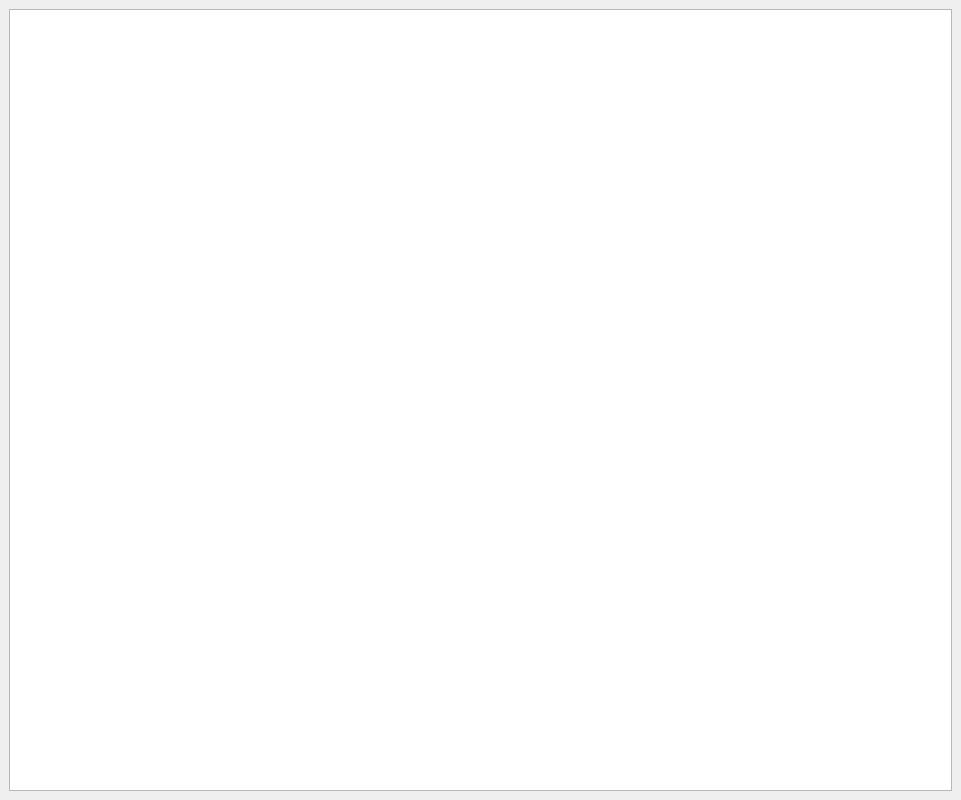
The window that mainwindow.ui (Nooby54/Practica6-InformaticaII) describes before a commit, drawn with Qt 5.
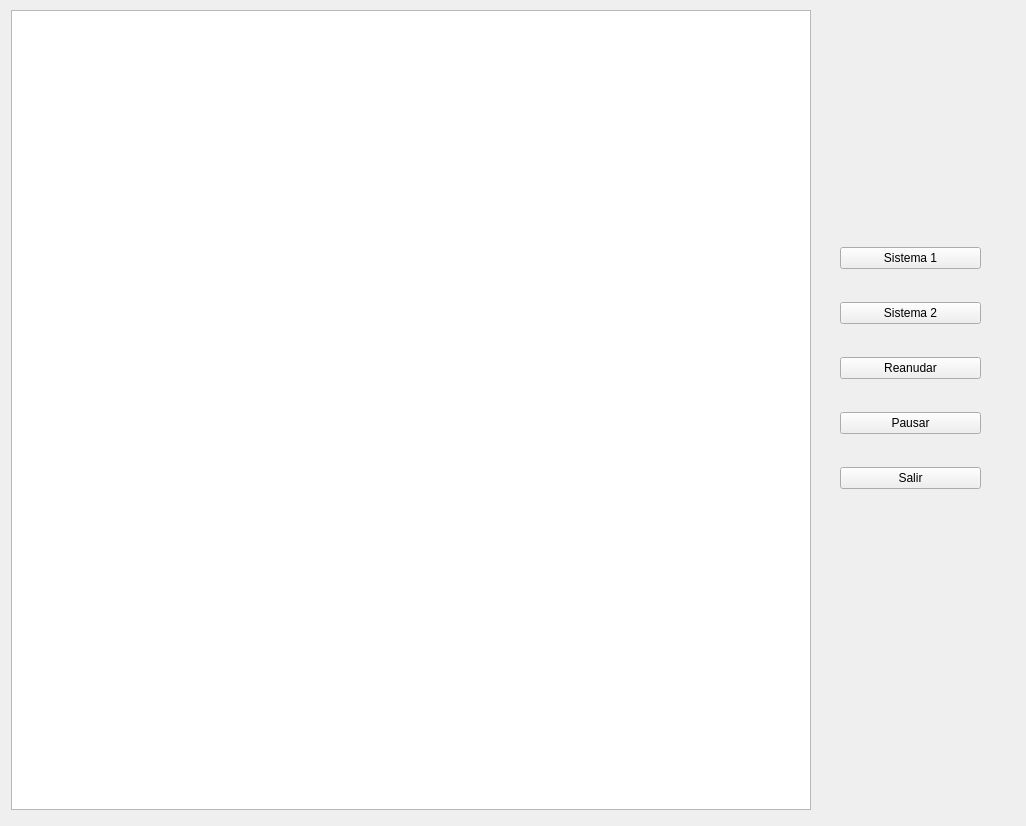
The same window after the commit.

```diff
--- a/mainwindow.ui
+++ b/mainwindow.ui
@@ -6,16 +6,68 @@
    <rect>
     <x>0</x>
     <y>0</y>
-    <width>961</width>
-    <height>800</height>
+    <width>1026</width>
+    <height>826</height>
    </rect>
   </property>
   <widget class="QWidget" name="centralwidget">
-   <layout class="QVBoxLayout" name="verticalLayout">
-    <item>
-     <widget class="QGraphicsView" name="graphicsView"/>
-    </item>
-   </layout>
+   <widget class="QGraphicsView" name="graphicsView">
+    <property name="geometry">
+     <rect>
+      <x>11</x>
+      <y>10</y>
+      <width>800</width>
+      <height>800</height>
+     </rect>
+    </property>
+   </widget>
+   <widget class="QWidget" name="">
+    <property name="geometry">
+     <rect>
+      <x>840</x>
+      <y>220</y>
+      <width>141</width>
+      <height>301</height>
+     </rect>
+    </property>
+    <layout class="QVBoxLayout" name="verticalLayout">
+     <item>
+      <widget class="QPushButton" name="sistema1">
+       <property name="text">
+        <string>Sistema 1</string>
+       </property>
+      </widget>
+     </item>
+     <item>
+      <widget class="QPushButton" name="sistema2">
+       <property name="text">
+        <string>Sistema 2</string>
+       </property>
+      </widget>
+     </item>
+     <item>
+      <widget class="QPushButton" name="pushButton_4">
+       <property name="text">
+        <string>Reanudar</string>
+       </property>
+      </widget>
+     </item>
+     <item>
+      <widget class="QPushButton" name="pushButton_3">
+       <property name="text">
+        <string>Pausar</string>
+       </property>
+      </widget>
+     </item>
+     <item>
+      <widget class="QPushButton" name="pushButton_5">
+       <property name="text">
+        <string>Salir</string>
+       </property>
+      </widget>
+     </item>
+    </layout>
+   </widget>
   </widget>
  </widget>
  <resources/>
```
